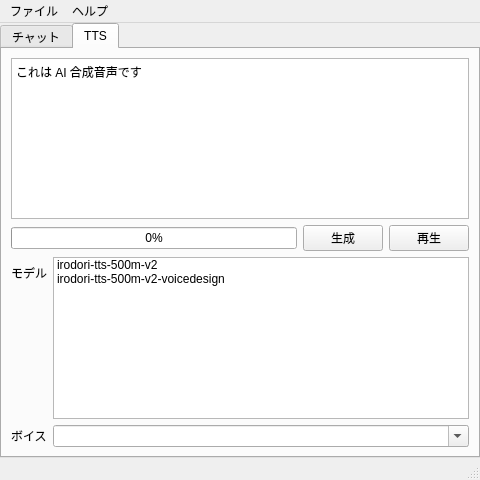
Qt form src/MainWindow.ui (mitayuki3/flexichat) before a commit.
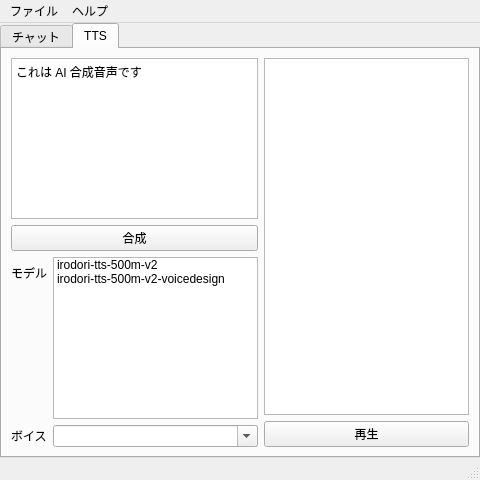
The same form after that commit. The open tabs and pages were chosen to show the change.

Commit message: ttsListWidget を UI に追加

Patch:
```diff
--- a/src/MainWindow.ui
+++ b/src/MainWindow.ui
@@ -137,7 +137,9 @@
        <attribute name="title">
         <string>TTS</string>
        </attribute>
-       <layout class="QVBoxLayout" name="verticalLayout_3">
+       <layout class="QHBoxLayout" name="horizontalLayout_2">
+        <item>
+         <layout class="QVBoxLayout" name="ttsInputLayout">
         <item>
          <widget class="QPlainTextEdit" name="ttsTextEdit">
           <property name="plainText">
@@ -149,40 +151,22 @@
          </widget>
         </item>
         <item>
-         <layout class="QHBoxLayout" name="horizontalLayout">
-          <item>
-           <widget class="QProgressBar" name="ttsProgressBar">
-            <property name="value">
-             <number>0</number>
-            </property>
-           </widget>
-          </item>
-          <item>
            <widget class="QPushButton" name="ttsGenerateButton">
             <property name="text">
-             <string>生成</string>
+             <string>合成</string>
             </property>
            </widget>
-          </item>
-          <item>
-           <widget class="QPushButton" name="ttsPlayButton">
-            <property name="text">
-             <string>再生</string>
-            </property>
-           </widget>
-          </item>
-         </layout>
         </item>
         <item>
          <layout class="QFormLayout" name="formLayout">
-          <item row="0" column="0">
+            <item row="1" column="0">
            <widget class="QLabel" name="label">
             <property name="text">
              <string>モデル</string>
             </property>
            </widget>
           </item>
-          <item row="0" column="1">
+            <item row="1" column="1">
            <widget class="QListWidget" name="ttsModelListWidget">
             <item>
              <property name="text">
@@ -196,17 +180,33 @@
             </item>
            </widget>
           </item>
-          <item row="1" column="0">
+            <item row="2" column="0">
            <widget class="QLabel" name="label_2">
             <property name="text">
              <string>ボイス</string>
             </property>
            </widget>
           </item>
-          <item row="1" column="1">
+            <item row="2" column="1">
            <widget class="QComboBox" name="ttsVoiceCombo">
             <property name="editable">
              <bool>true</bool>
+              </property>
+             </widget>
+            </item>
+           </layout>
+          </item>
+         </layout>
+        </item>
+        <item>
+         <layout class="QVBoxLayout" name="ttsOutputLayout">
+          <item>
+           <widget class="QListWidget" name="ttsListWidget"/>
+          </item>
+          <item>
+           <widget class="QPushButton" name="ttsPlayButton">
+            <property name="text">
+             <string>再生</string>
             </property>
            </widget>
           </item>
```
Lines whose indentation alone changed are shown as unchanged.
